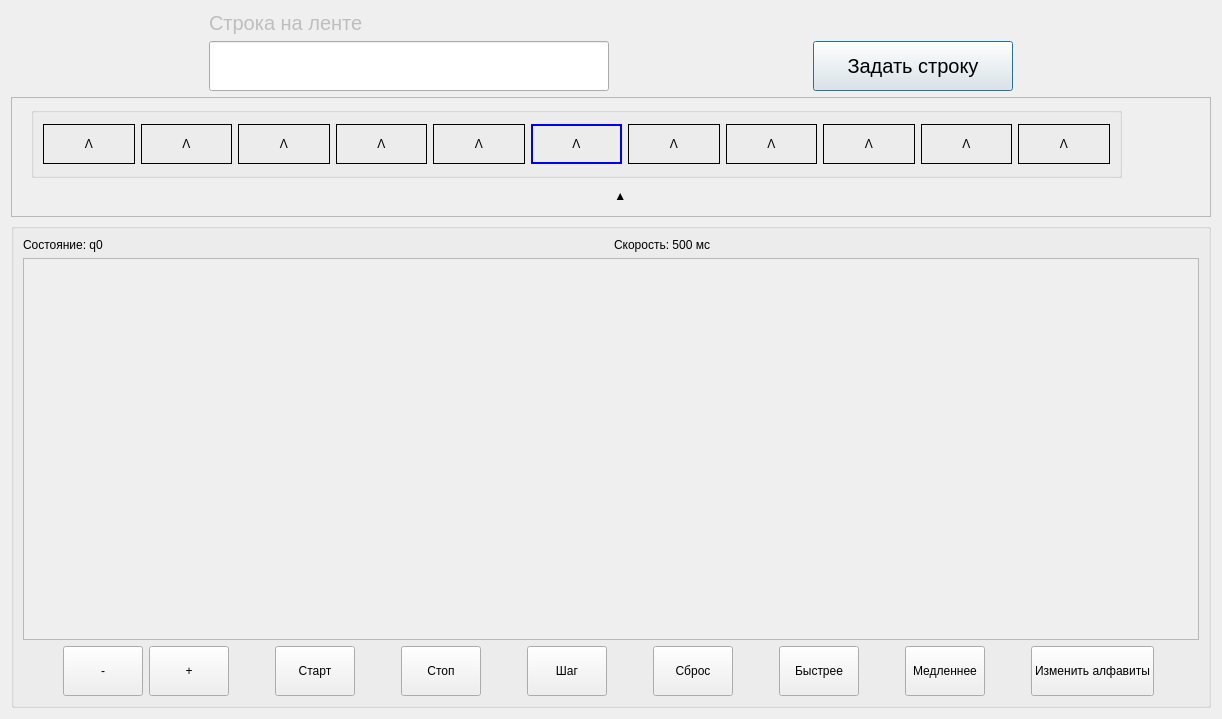
Qt form secondwindow.ui (i-am-sand/Turing-Machine) before a commit.
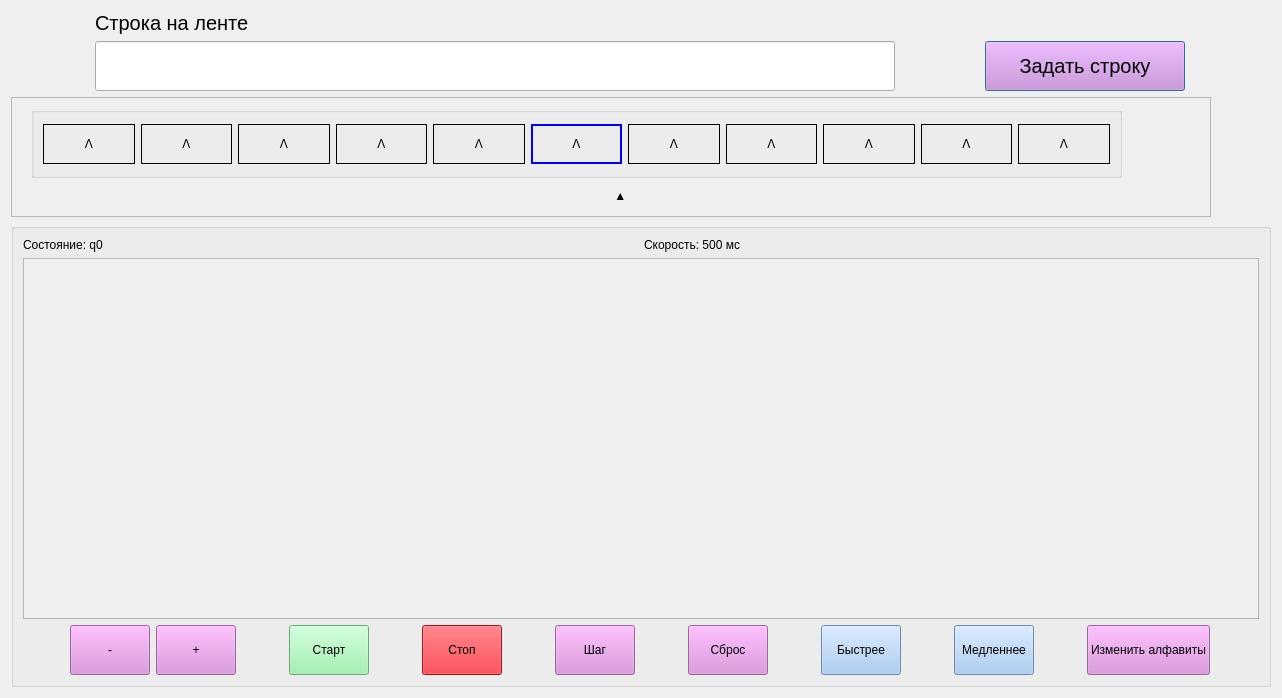
The same form after that commit.

Commit message: Add colors in graphics

```diff
--- a/secondwindow.ui
+++ b/secondwindow.ui
@@ -9,8 +9,8 @@
    <rect>
     <x>0</x>
     <y>0</y>
-    <width>1131</width>
-    <height>719</height>
+    <width>1282</width>
+    <height>698</height>
    </rect>
   </property>
   <property name="windowTitle">
@@ -31,6 +31,9 @@
            <pointsize>15</pointsize>
           </font>
          </property>
+         <property name="styleSheet">
+          <string notr="true">color: rgb(0, 0, 0);</string>
+         </property>
          <property name="text">
           <string>Строка на ленте</string>
          </property>
@@ -46,7 +49,7 @@
          </property>
          <property name="minimumSize">
           <size>
-           <width>400</width>
+           <width>800</width>
            <height>50</height>
           </size>
          </property>
@@ -55,6 +58,9 @@
            <pointsize>15</pointsize>
           </font>
          </property>
+         <property name="styleSheet">
+          <string notr="true">color: rgb(0, 0, 0);</string>
+         </property>
         </widget>
        </item>
       </layout>
@@ -81,6 +87,10 @@
          <pointsize>15</pointsize>
         </font>
        </property>
+       <property name="styleSheet">
+        <string notr="true">color: rgb(0, 0, 0);
+background-color: rgb(220, 138, 221);</string>
+       </property>
        <property name="text">
         <string>Задать строку</string>
        </property>
@@ -422,6 +432,9 @@
    </item>
    <item>
     <widget class="QGroupBox" name="groupBox">
+     <property name="styleSheet">
+      <string notr="true">color: rgb(0, 0, 0);</string>
+     </property>
      <property name="title">
       <string/>
      </property>
@@ -430,6 +443,9 @@
        <layout class="QHBoxLayout" name="horizontalLayout_5">
         <item>
          <widget class="QLabel" name="labelCurrentState">
+          <property name="styleSheet">
+           <string notr="true">color: rgb(0, 0, 0);</string>
+          </property>
           <property name="text">
            <string>Состояние: q0</string>
           </property>
@@ -437,6 +453,9 @@
         </item>
         <item>
          <widget class="QLabel" name="labelSpeed">
+          <property name="styleSheet">
+           <string notr="true">color: rgb(0, 0, 0);</string>
+          </property>
           <property name="text">
            <string>Скорость: 500 мс</string>
           </property>
@@ -491,6 +510,10 @@
               <height>50</height>
              </size>
             </property>
+            <property name="styleSheet">
+             <string notr="true">color: rgb(0, 0, 0);
+background-color: rgb(220, 138, 221);</string>
+            </property>
             <property name="text">
              <string>-</string>
             </property>
@@ -513,6 +536,10 @@
               <height>50</height>
              </size>
             </property>
+            <property name="styleSheet">
+             <string notr="true">color: rgb(0, 0, 0);
+background-color: rgb(220, 138, 221);</string>
+            </property>
             <property name="text">
              <string>+</string>
             </property>
@@ -537,6 +564,10 @@
             <height>50</height>
            </size>
           </property>
+          <property name="styleSheet">
+           <string notr="true">color: rgb(0, 0, 0);
+background-color: rgb(143, 240, 164);</string>
+          </property>
           <property name="text">
            <string>Старт</string>
           </property>
@@ -559,6 +590,10 @@
             <height>50</height>
            </size>
           </property>
+          <property name="styleSheet">
+           <string notr="true">color: rgb(0, 0, 0);
+background-color: rgb(224, 27, 36);</string>
+          </property>
           <property name="text">
            <string>Стоп</string>
           </property>
@@ -581,6 +616,10 @@
             <height>50</height>
            </size>
           </property>
+          <property name="styleSheet">
+           <string notr="true">color: rgb(0, 0, 0);
+background-color: rgb(220, 138, 221);</string>
+          </property>
           <property name="text">
            <string>Шаг</string>
           </property>
@@ -603,6 +642,10 @@
             <height>50</height>
            </size>
           </property>
+          <property name="styleSheet">
+           <string notr="true">color: rgb(0, 0, 0);
+background-color: rgb(220, 138, 221);</string>
+          </property>
           <property name="text">
            <string>Сброс</string>
           </property>
@@ -625,6 +668,10 @@
             <height>50</height>
            </size>
           </property>
+          <property name="styleSheet">
+           <string notr="true">color: rgb(0, 0, 0);
+background-color: rgb(153, 193, 241);</string>
+          </property>
           <property name="text">
            <string>Быстрее</string>
           </property>
@@ -647,6 +694,10 @@
             <height>50</height>
            </size>
           </property>
+          <property name="styleSheet">
+           <string notr="true">color: rgb(0, 0, 0);
+background-color: rgb(153, 193, 241);</string>
+          </property>
           <property name="text">
            <string>Медленнее</string>
           </property>
@@ -669,6 +720,10 @@
             <height>50</height>
            </size>
           </property>
+          <property name="styleSheet">
+           <string notr="true">color: rgb(0, 0, 0);
+background-color: rgb(220, 138, 221);</string>
+          </property>
           <property name="text">
            <string>Изменить алфавиты</string>
           </property>
```
Left out of the diff: 3 changed lines with no effect on the pictures. The commit also changes 4 other files.
